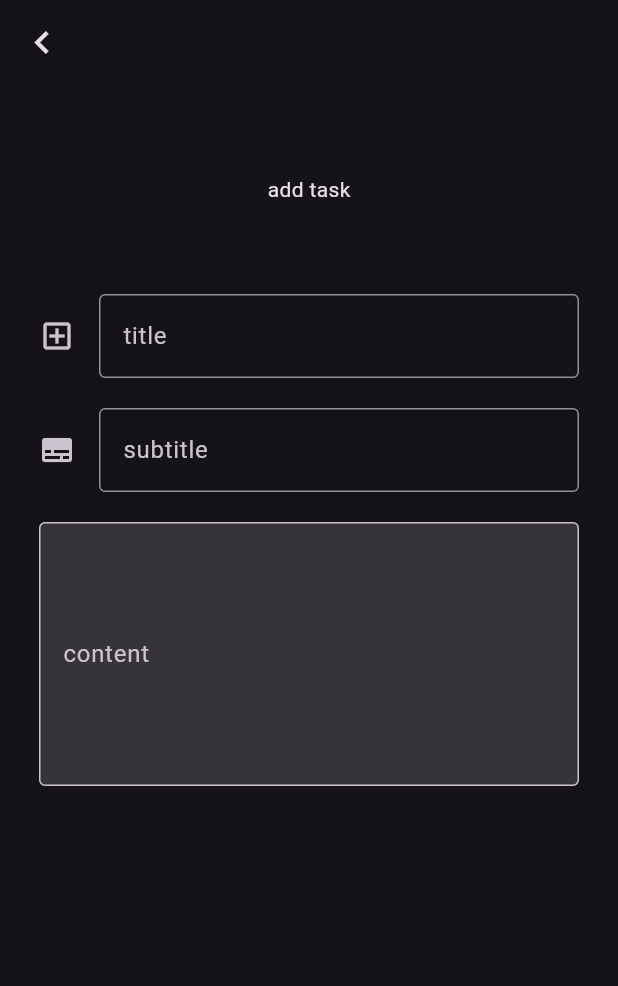
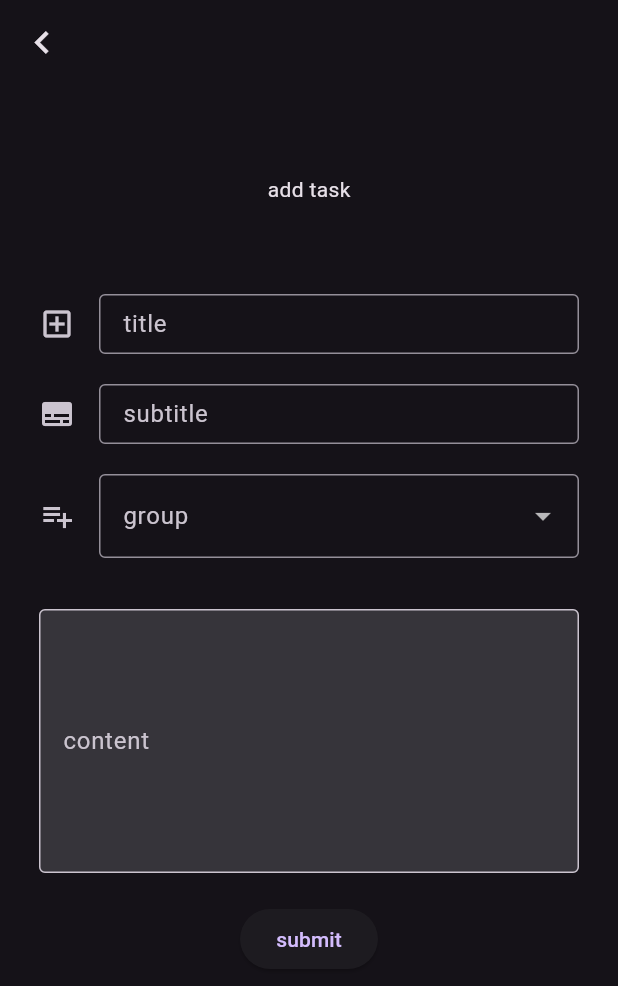
Before and after one commit to KaneAtlas/todo, a Flutter app: the ScreenFrame screen opened directly, on a phone screen of 412 x 824 dp. Shown: the top 986 px of the screen. Run offline on Flutter 3.47's test engine with Material 2 defaults, Android fonts, the phone set to English and light mode, and no system bars; our stand-ins replace cloud_firestore, firebase_auth, firebase_core, flutter_riverpod, url_launcher_web, video_player_web; missing offline and left inert: cloud_firestore_web, device_info_plus_web, firebase_auth_web, firebase_core_web, firebase_database_web, flutter_facebook_auth_web and 6 more; accounts and stored records are empty.

Commit message:
added tasklist chips to add task

```diff
--- a/todo/lib/add_task.dart
+++ b/todo/lib/add_task.dart
@@ -6,15 +6,52 @@ void openAddTaskScreen(BuildContext context) {
 }
 
 class AddTaskScreen extends ConsumerWidget {
+  AddTaskScreen({super.key});
+
   @override
   build(BuildContext context, WidgetRef ref) {
     return ScreenFrame(
-      child: AddTaskContent(),
+      child: AddTaskContent(''),
     );
   }
 }
 
 class AddTaskContent extends ConsumerWidget {
+  final String parentTaskId;
+
+  AddTaskContent(
+    this.parentTaskId,
+    {super.key}
+  );
+
+  final GlobalKey<FormState> _formKey = GlobalKey<FormState>();
+
+  List<Widget> taskListChips(List<String> taskLists, Function removeList) {
+    return taskLists.map<Padding>((String value) {
+      return Padding(
+        padding: const EdgeInsets.all(3.0),
+        child: InputChip(
+          label: Text(value),
+          onPressed: () {},
+          onDeleted: () {
+            removeList(value);
+          },
+          avatar: const Icon(Icons.list)
+        ),
+      );
+    }).toList();
+  }
+
+  void _handleSubmitted() {
+    final form = _formKey.currentState!;
+    if (!form.validate()) {
+
+    } else {
+      form.save();
+      print("saving");
+    }
+  }
+
   String _randomPrompt(List<String> prompts) {
     return prompts[Random().nextInt(prompts.length)];
   }
@@ -49,7 +86,13 @@ class AddTaskContent extends ConsumerWidget {
 
   @override
   build(BuildContext context, WidgetRef ref) {
+    final mainLogic = ref.watch(mainLogicProvider);
+    final addList = mainLogic.taskAddList;
+    final removeList = mainLogic.taskRemoveList;
+    final taskLists = mainLogic.tempTaskLists;
+
     return Form(
+        key: _formKey,
         child: SingleChildScrollView(
             padding: const EdgeInsets.symmetric(horizontal: 26),
             child: Column(
@@ -57,7 +100,9 @@ class AddTaskContent extends ConsumerWidget {
                 const Space(60),
                 const Center(child: Text("add task")),
                 const Space(60),
-                TextFormField(
+                SizedBox(
+                  height: 40,
+                  child: TextFormField(
                     textInputAction: TextInputAction.next,
                     textCapitalization: TextCapitalization.words,
                     decoration: InputDecoration(
@@ -71,8 +116,11 @@ class AddTaskContent extends ConsumerWidget {
                     },
                     validator: _validateTitle,
                   ),
+                ),
                 const Space(20),
-                TextFormField(
+                SizedBox(
+                  height: 40,
+                  child: TextFormField(
                     textInputAction: TextInputAction.next,
                     textCapitalization: TextCapitalization.words,
                     decoration: InputDecoration(
@@ -86,6 +134,7 @@ class AddTaskContent extends ConsumerWidget {
                     },
                     validator: _validateTitle,
                   ),
+                ),
                 // fq.QuillToolbar.basic(controller: _quillController),
                 // Expanded(
                 //   child: fq.QuillEditor.basic(
@@ -93,6 +142,38 @@ class AddTaskContent extends ConsumerWidget {
                 //     readOnly: false, // true for view only mode
                 //   ),
                 // ),
+                const Space(20),
+                SizedBox(
+                  height: 60,
+                  child: DropdownButtonFormField(
+                    isDense: true,
+                    decoration: const InputDecoration(
+                      border: OutlineInputBorder(),
+                      icon: Icon(Icons.playlist_add),
+                      labelText: "group",
+                    ),
+                    items: <String>["Group 1", "Group 2", "---"]
+                      .map<DropdownMenuItem<String>>((String value) {
+                        return DropdownMenuItem<String>(
+                          value: value,
+                          child: Text(value)
+                          );
+                      }).toList(),
+                    onChanged: (String? newValue) {
+                      print('changed');
+                      print(newValue);
+                      if (newValue == null) {
+                        return;
+                      }
+                      if (newValue == "---") {
+                        return;
+                      }
+                      addList(newValue);
+                    }
+                    )
+                ),
+                const Space(10),
+                Row(children: taskListChips(taskLists, removeList)),
                 const Space(20),
                 TextFormField(
                   textInputAction: TextInputAction.next,
@@ -108,6 +189,13 @@ class AddTaskContent extends ConsumerWidget {
                   validator: _validateTitle,
                   maxLines: 6,
                 ),
+                const Space(20),
+                Center(
+                  child: ElevatedButton(
+                    child: const Text("submit"),
+                    onPressed: _handleSubmitted,
+                  )
+                )
               ],
             )));
   }
--- a/todo/lib/lib.dart
+++ b/todo/lib/lib.dart
@@ -32,6 +32,7 @@ part 'add_task.dart';
 
 //re usable components
 part "components.dart";
+part "functions.dart";
 
 
 fq.QuillController _quillController = fq.QuillController.basic();
```
Also changed, not shown: todo/lib/functions.dart (added, +9 -0 lines), todo/lib/notifier.dart (+24 -0 lines). Lines whose indentation alone changed are shown as unchanged.
